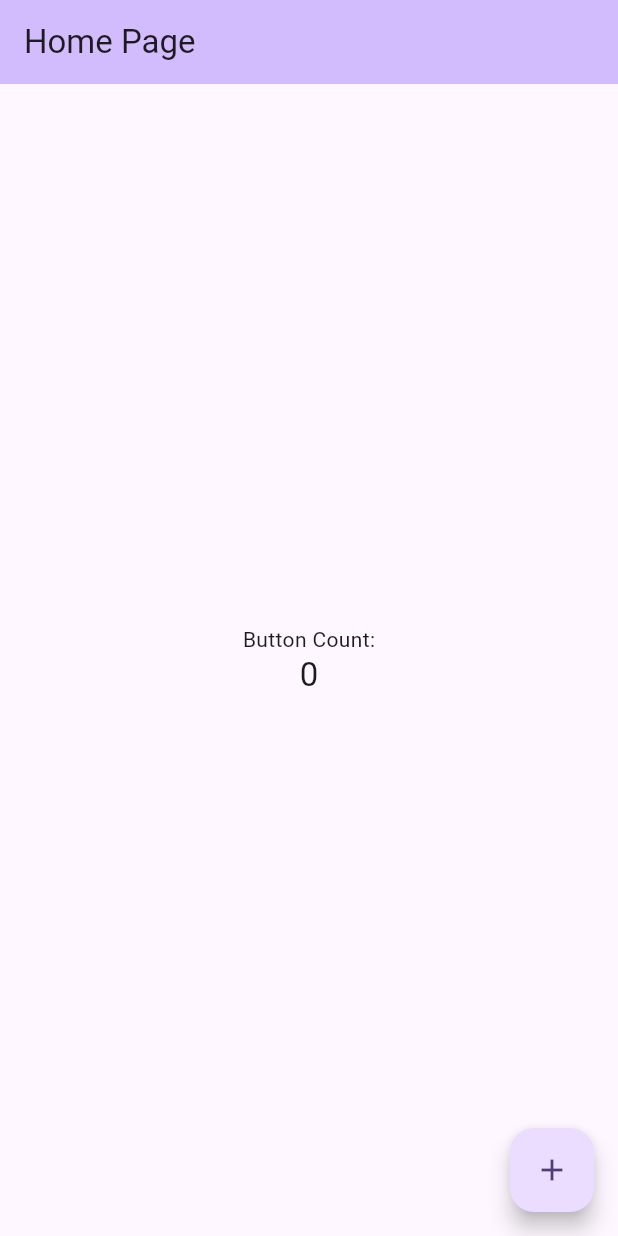
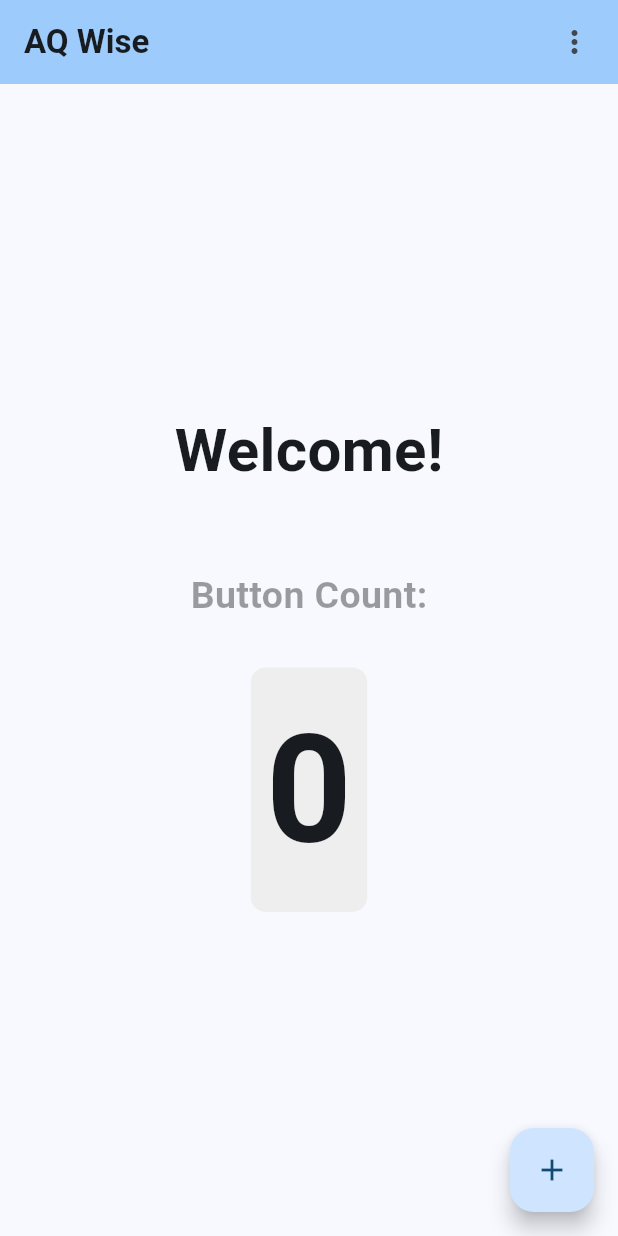
Before and after one commit to dsyndsyn/demo-project, a Flutter app: the screen it shows after launch, on a phone screen of 412 x 824 dp. Run offline on Flutter 3.47's test engine with Material 3 defaults, Android fonts, the phone set to English and light mode, and no system bars; generated files the repository leaves out were written again.

Commit message:
Final Commit

```diff
--- /dev/null
+++ b/l10n.yaml
@@ -0,0 +1,3 @@
+arb-dir: lib/l10n
+template-arb-file: intl_en.arb
+output-localization-file: app_localizations.dart
--- a/lib/home_page.dart
+++ b/lib/home_page.dart
@@ -1,6 +1,7 @@
 import 'package:flutter/material.dart';
+import 'package:flutter_gen/gen_l10n/app_localizations.dart';
 import 'package:provider/provider.dart';
-import 'counter_model.dart'; // Import the CounterModel
+import 'counter_model.dart';
 
 class MyHomePage extends StatefulWidget {
   const MyHomePage({Key? key, required this.title});
@@ -12,27 +13,81 @@ class MyHomePage extends StatefulWidget {
 }
 
 class _MyHomePageState extends State<MyHomePage> {
+  Locale _currentLocale = const Locale('en');
+
   @override
   Widget build(BuildContext context) {
     return Consumer<CounterModel>(
       builder: (context, value, child) => Scaffold(
         appBar: AppBar(
           backgroundColor: Theme.of(context).colorScheme.inversePrimary,
-          title: Text(widget.title),
+          title: Text(
+            widget.title,
+            style: const TextStyle(fontWeight: FontWeight.bold),
           ),
-        body: Center(
+          actions: [
+            Padding(
+              padding: const EdgeInsets.only(right: 5.0),
+              child: PopupMenuButton<Locale>(
+                onSelected: (Locale locale) {
+                  setState(() {
+                    _currentLocale = locale;
+                  });
+                },
+                itemBuilder: (BuildContext context) {
+                  return [
+                    PopupMenuItem(
+                      value: const Locale('en'),
+                      child: Text('English'),
+                    ),
+                    PopupMenuItem(
+                      value: const Locale('my'),
+                      child: Text('Malay'),
+                    ),
+                  ];
+                },
+              ),
+            ),
+          ],
+        ),
+        body: Column(
+          mainAxisAlignment: MainAxisAlignment.center,
+          children: <Widget>[
+            Localizations.override(
+              context: context,
+              locale: _currentLocale,
+              child: Builder(builder: (context) {
+                return Center(
                   child: Column(
                     mainAxisAlignment: MainAxisAlignment.center,
                     children: <Widget>[
-              const Text(
-                'Button Count:',
+                      Text(
+                        AppLocalizations.of(context)!.welcome,
+                        style: const TextStyle(fontSize: 40, fontWeight: FontWeight.bold),
                       ),
+                      const SizedBox(height: 50),
                       Text(
+                        AppLocalizations.of(context)!.buttonCount,
+                        style: const TextStyle(fontSize: 25, fontWeight: FontWeight.bold, color: Colors.black38),
+                      ),
+                      const SizedBox(height: 30),
+                      Container(
+                        padding: const EdgeInsets.all(10),
+                        decoration: BoxDecoration(
+                          color: Colors.grey[200],
+                          borderRadius: BorderRadius.circular(10),
+                        ),
+                        child: Text(
                           value.count.toString(),
-                style: Theme.of(context).textTheme.headline6,
+                          style: const TextStyle(fontSize: 100, fontWeight: FontWeight.bold),
+                        ),
                       ),
                     ],
                   ),
+                );
+              }),
+            ),
+          ],
         ),
         floatingActionButton: FloatingActionButton(
           onPressed: () {
--- /dev/null
+++ b/lib/l10n/intl_en.arb
@@ -0,0 +1,4 @@
+{
+  "welcome": "Welcome!",
+  "buttonCount": "Button Count:"
+}
--- /dev/null
+++ b/lib/l10n/intl_my.arb
@@ -0,0 +1,4 @@
+{
+  "welcome": "Selamat Datang!",
+  "buttonCount": "Kiraan Butang:"
+}
--- a/lib/main.dart
+++ b/lib/main.dart
@@ -1,14 +1,15 @@
+import 'package:flutter/material.dart';
+import 'package:flutter_gen/gen_l10n/app_localizations.dart';
+import 'package:provider/provider.dart';
 import 'counter_model.dart';
-import 'package:flutter/material.dart';
-import 'package:provider/provider.dart';
 import 'home_page.dart';
 
 void main() {
   runApp(
-      ChangeNotifierProvider(
-        create: (context) => CounterModel(),
-        child: const MyApp(),
-      ),
+    ChangeNotifierProvider(
+      create: (context) => CounterModel(),
+      child: const MyApp(),
+    ),
   );
 }
 
@@ -18,12 +19,15 @@ class MyApp extends StatelessWidget {
   @override
   Widget build(BuildContext context) {
     return MaterialApp(
+      debugShowCheckedModeBanner: false,
       title: 'Flutter Demo',
       theme: ThemeData(
-        colorScheme: ColorScheme.fromSeed(seedColor: Colors.deepPurple),
+        colorScheme: ColorScheme.fromSeed(seedColor: Colors.blue.shade400),
         useMaterial3: true,
       ),
-      home: const MyHomePage(title: 'Home Page'),
+      home: const MyHomePage(title: 'AQ Wise'),
+      localizationsDelegates: AppLocalizations.localizationsDelegates,
+      supportedLocales: AppLocalizations.supportedLocales,
     );
   }
 }
--- a/pubspec.yaml
+++ b/pubspec.yaml
@@ -30,6 +30,10 @@ environment:
 dependencies:
   flutter:
     sdk: flutter
+  # Other dependencies...
+  flutter_localizations:
+    sdk: flutter
+  intl: any
 
 
   # The following adds the Cupertino Icons font to your application.
@@ -53,7 +57,7 @@ dev_dependencies:
 
 # The following section is specific to Flutter packages.
 flutter:
-
+  generate: true
   # The following line ensures that the Material Icons font is
   # included with your application, so that you can use the icons in
   # the material Icons class.
```
Also changed, not shown: pubspec.lock. Lines whose indentation alone changed are shown as unchanged.
